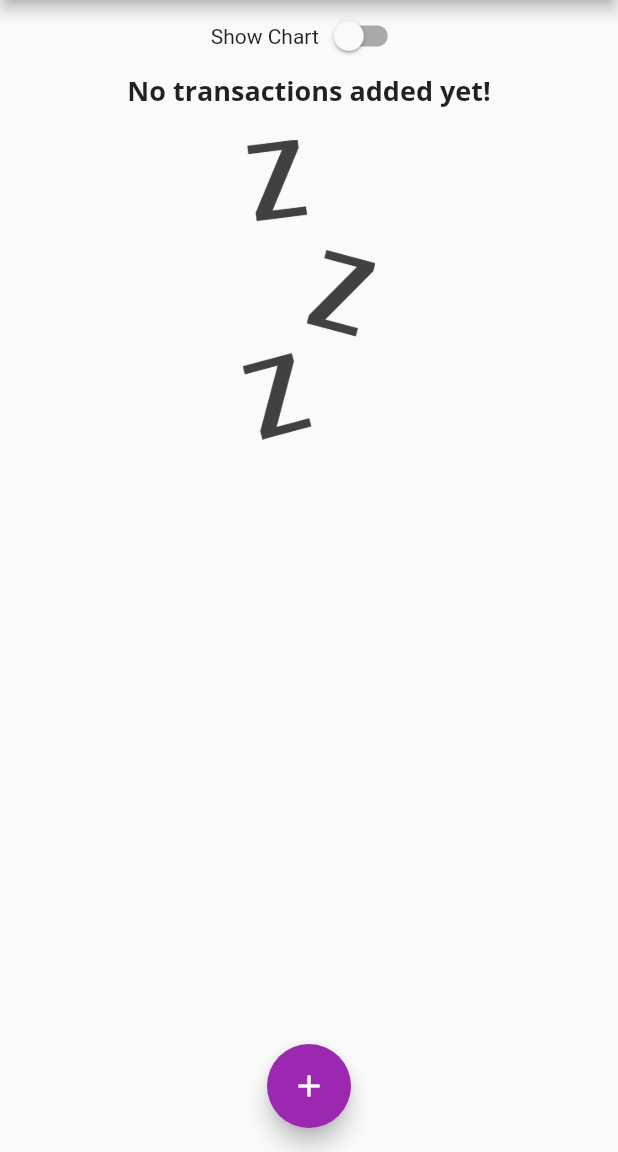
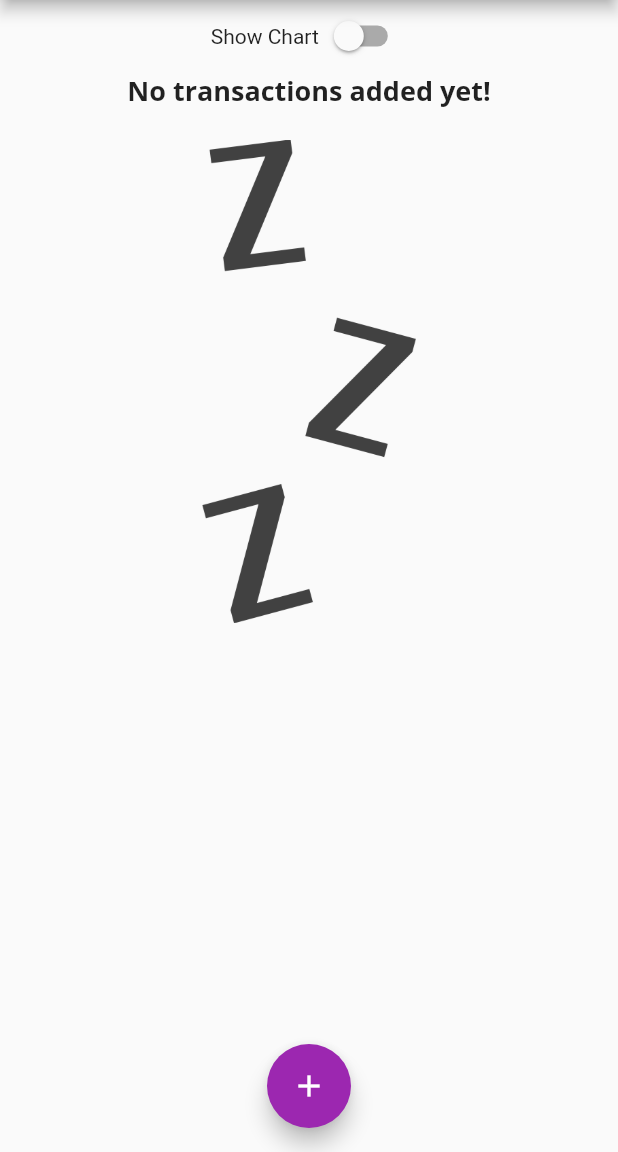
Before and after one commit to jsmrk/simple_expenses_tracker, a Flutter app: the screen it shows after launch, on a phone screen of 412 x 824 dp, the part 84-1236 px from its top. Run offline on Flutter 3.47's test engine with Material 2 defaults, Android fonts, the light colour scheme and no system bars.

Commit message:
f5 - ep10

```diff
--- a/lib/main.dart
+++ b/lib/main.dart
@@ -146,7 +146,7 @@ class _MyHomePageState extends State<MyHomePage> {
                     height: (MediaQuery.of(context).size.height -
                             appBar.preferredSize.height -
                             MediaQuery.of(context).padding.top) *
-                        0.3,
+                        0.7,
                     child: Chart(_recentTransactions),
                   )
                 : Container(
--- a/lib/widgets/transaction_list.dart
+++ b/lib/widgets/transaction_list.dart
@@ -14,7 +14,8 @@ class TransactionList extends StatelessWidget {
   @override
   Widget build(BuildContext context) {
     return transactions.isEmpty
-        ? Column(
+        ? LayoutBuilder(builder: (ctx, constraints) {
+            return Column(
               children: <Widget>[
                 Text(
                   'No transactions added yet!',
@@ -24,13 +25,14 @@ class TransactionList extends StatelessWidget {
                   height: 20,
                 ),
                 Container(
-                  height: 200,
+                    height: constraints.maxHeight * 0.6,
                     child: Image.asset(
                       'lib/assets/images/waiting.png',
                       fit: BoxFit.cover,
                     )),
               ],
-          )
+            );
+          })
         : ListView.builder(
             itemBuilder: (ctx, index) {
               return Card(
```
Lines whose indentation alone changed are shown as unchanged.
